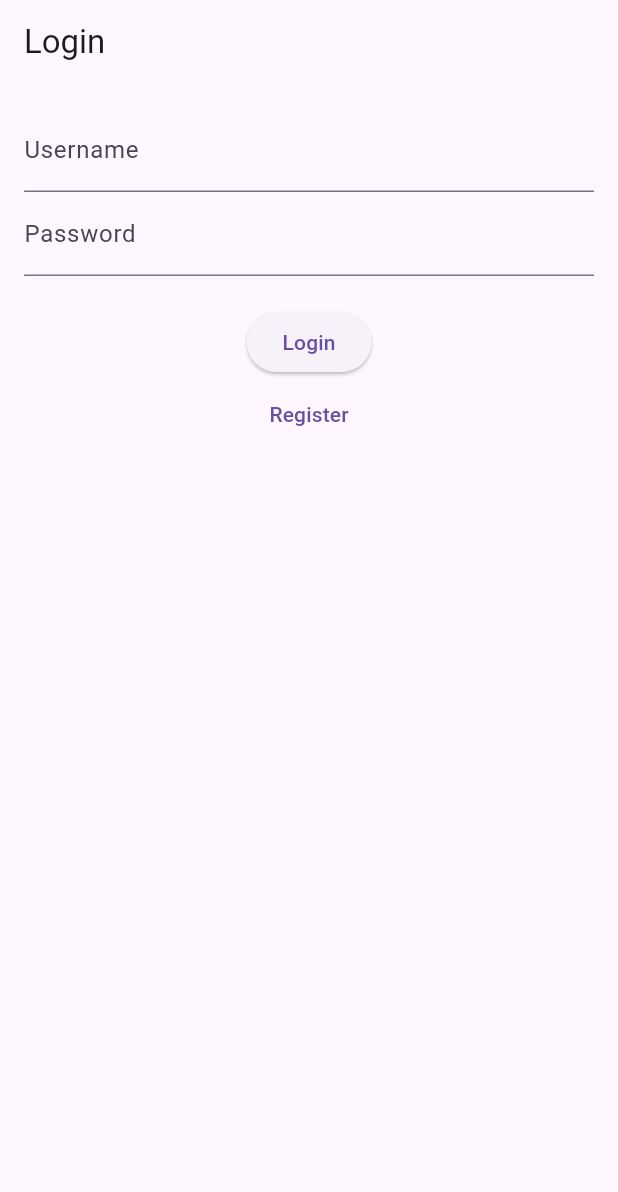
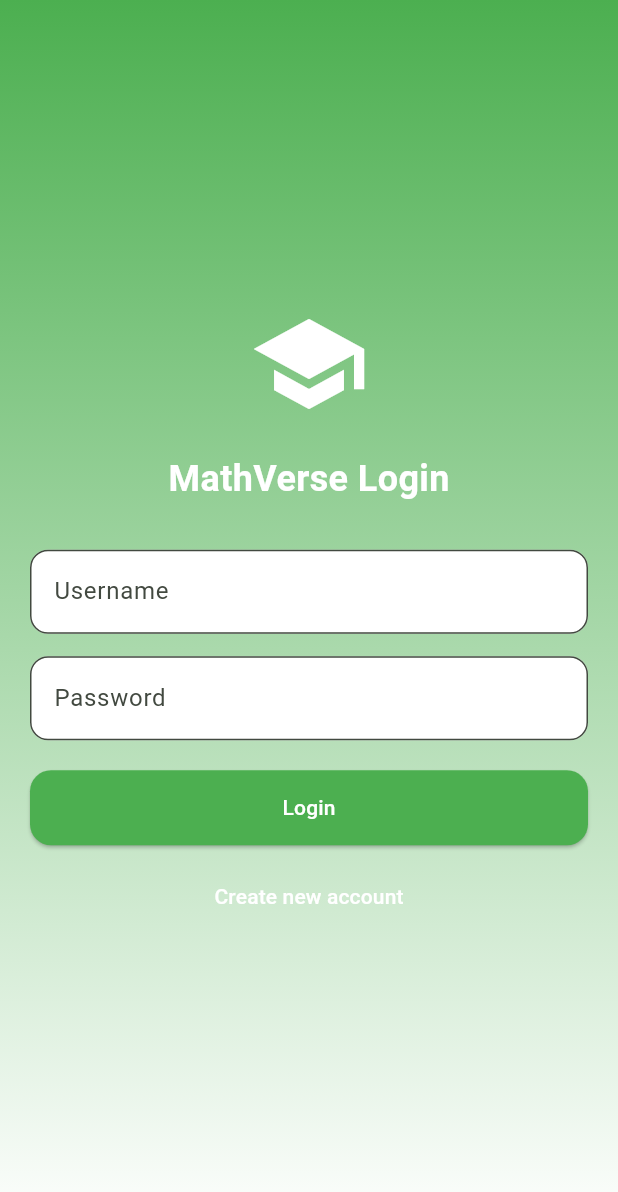
Before and after one commit to Hossein199700/mathverse_clean0, a Flutter app: the screen it shows after launch, on a phone screen of 412 x 824 dp. Shown: the top 1192 px of the screen. Run offline on Flutter 3.47's test engine with Material 3 defaults, Android fonts, the phone set to English and light mode, and no system bars; our stand-ins replace hive; accounts and stored records are empty; statements that could not run were skipped.

Commit message:
Update main.dart

```diff
--- a/lib/main.dart
+++ b/lib/main.dart
@@ -1,142 +1,87 @@
 import 'package:flutter/material.dart';
-import 'package:hive_flutter/hive_flutter.dart';
 
+import 'screens/splash_screen.dart';
+import 'screens/login_screen.dart';
+import 'screens/register_screen.dart';
+import 'screens/home.dart';
+import 'screens/quiz_screen.dart';
+import 'screens/profile_screen.dart';
+import 'screens/leaderboard.dart';
+import 'screens/feedback.dart';
+
+import 'services/auth.dart';
 import 'services/storage.dart';
-import 'services/auth.dart';
 
 void main() async {
   WidgetsFlutterBinding.ensureInitialized();
-  await Hive.initFlutter();
+
+  // 🧠 راه‌اندازی سیستم ذخیره‌سازی
   await StorageService.init();
-  AuthService.loadUsers();
+  AuthService.load();
 
-  runApp(MyApp());
+  runApp(const MathVerseApp());
 }
 
-class MyApp extends StatelessWidget {
+class MathVerseApp extends StatelessWidget {
+  const MathVerseApp({super.key});
+
   @override
   Widget build(BuildContext context) {
     return MaterialApp(
       debugShowCheckedModeBanner: false,
-      theme: ThemeData(primarySwatch: Colors.green),
-      home: LoginPage(),
+      title: 'MathVerse',
+
+      // 🎨 تم کامل اپ
+      theme: ThemeData(
+        useMaterial3: true,
+        colorScheme: ColorScheme.fromSeed(seedColor: Colors.green),
+
+        scaffoldBackgroundColor: Colors.white,
+
+        appBarTheme: const AppBarTheme(
+          backgroundColor: Colors.green,
+          foregroundColor: Colors.white,
+          centerTitle: true,
+          elevation: 2,
+        ),
+
+        elevatedButtonTheme: ElevatedButtonThemeData(
+          style: ElevatedButton.styleFrom(
+            backgroundColor: Colors.green,
+            foregroundColor: Colors.white,
+            padding: const EdgeInsets.symmetric(vertical: 14, horizontal: 16),
+            shape: RoundedRectangleBorder(
+              borderRadius: BorderRadius.circular(14),
+            ),
+          ),
+        ),
+
+        inputDecorationTheme: InputDecorationTheme(
+          border: OutlineInputBorder(
+            borderRadius: BorderRadius.circular(12),
+          ),
+        ),
+      ),
+
+      // 🌟 اولین صفحه اپ
+      home: const SplashScreen(),
+
+      // 🧭 مسیرهای کامل اپ
+      routes: {
+        '/login': (_) => const LoginScreen(),
+        '/register': (_) => const RegisterScreen(),
+
+        '/home_student': (_) =>
+            HomePage(role: "student", username: ""),
+
+        '/home_admin': (_) =>
+            HomePage(role: "admin", username: ""),
+
+        '/quiz': (_) => QuizScreen(),
+        '/profile': (_) => ProfileScreen(username: ""),
+        '/leaderboard': (_) => const Leaderboard(),
+        '/feedback': (_) => const FeedbackScreen(),
+      },
     );
   }
 }
-
-// ================= LOGIN =================
-
-class LoginPage extends StatefulWidget {
-  @override
-  State<LoginPage> createState() => _LoginPageState();
-}
-
-class _LoginPageState extends State<LoginPage> {
-  final u = TextEditingController();
-  final p = TextEditingController();
-
-  final admins = {
-    "Hossein_1997": "1234567",
-    "AmirAli_1997": "1234567",
-  };
-
-  void login() {
-    if (admins[u.text] == p.text) {
-      Navigator.push(context,
-          MaterialPageRoute(builder: (_) => Home(role: "admin")));
-      return;
-    }
-
-    var user = AuthService.login(u.text, p.text);
-
-    if (user != null) {
-      Navigator.push(context,
-          MaterialPageRoute(builder: (_) => Home(role: "student")));
-    }
-  }
-
-  @override
-  Widget build(BuildContext context) {
-    return Scaffold(
-      appBar: AppBar(title: Text("Login")),
-      body: Padding(
-        padding: EdgeInsets.all(16),
-        child: Column(
-          children: [
-            TextField(controller: u, decoration: InputDecoration(labelText: "Username")),
-            TextField(controller: p, decoration: InputDecoration(labelText: "Password")),
-            SizedBox(height: 20),
-            ElevatedButton(onPressed: login, child: Text("Login")),
-            TextButton(
-              onPressed: () => Navigator.push(
-                context,
-                MaterialPageRoute(builder: (_) => RegisterPage()),
-              ),
-              child: Text("Register"),
-            ),
-          ],
-        ),
-      ),
-    );
-  }
-}
-
-// ================= REGISTER =================
-
-class RegisterPage extends StatefulWidget {
-  @override
-  State<RegisterPage> createState() => _RegisterPageState();
-}
-
-class _RegisterPageState extends State<RegisterPage> {
-  final u = TextEditingController();
-  final p = TextEditingController();
-
-  void register() {
-    bool ok = AuthService.register(u.text, p.text);
-
-    ScaffoldMessenger.of(context).showSnackBar(
-      SnackBar(content: Text(ok ? "Created" : "User exists")),
-    );
-
-    if (ok) Navigator.pop(context);
-  }
-
-  @override
-  Widget build(BuildContext context) {
-    return Scaffold(
-      appBar: AppBar(title: Text("Register")),
-      body: Padding(
-        padding: EdgeInsets.all(16),
-        child: Column(
-          children: [
-            TextField(controller: u, decoration: InputDecoration(labelText: "Username")),
-            TextField(controller: p, decoration: InputDecoration(labelText: "Password")),
-            SizedBox(height: 20),
-            ElevatedButton(onPressed: register, child: Text("Create")),
-          ],
-        ),
-      ),
-    );
-  }
-}
-
-// ================= HOME =================
-
-class Home extends StatelessWidget {
-  final String role;
-  Home({required this.role});
-
-  @override
-  Widget build(BuildContext context) {
-    return Scaffold(
-      appBar: AppBar(title: Text(role)),
-      body: Center(
-        child: Text(
-          role == "admin" ? "ADMIN PANEL" : "STUDENT PANEL",
-          style: TextStyle(fontSize: 24),
-        ),
-      ),
-    );
-  }
-}
```
